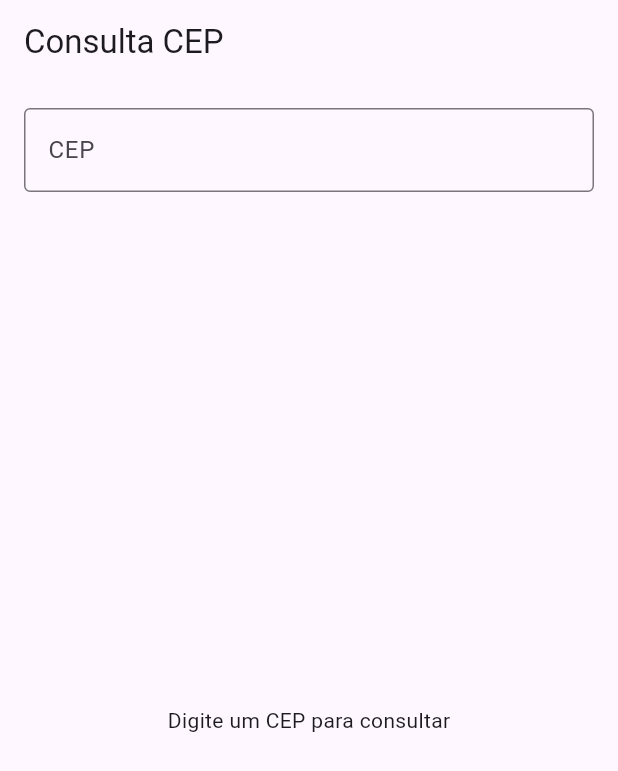
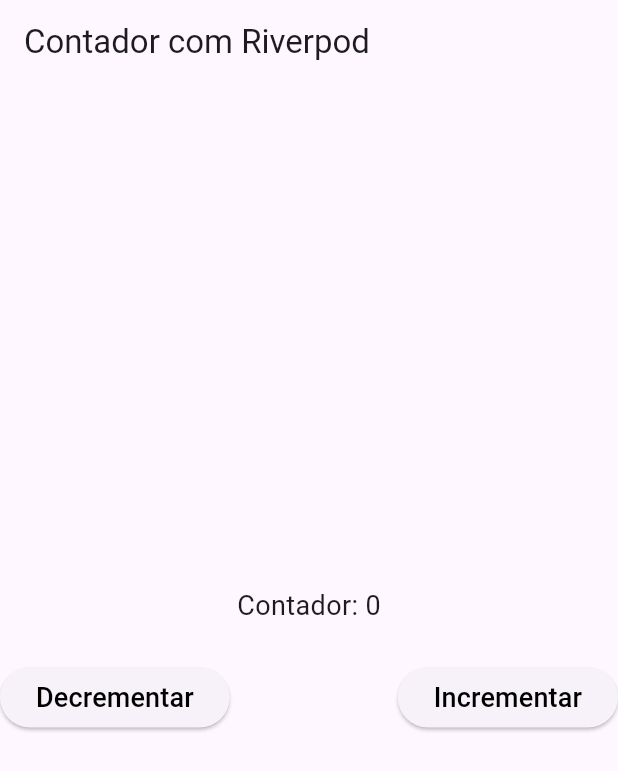
Before and after one commit to Murilo-Furlaneto/riverpod_example, a Flutter app: the screen it shows after launch, on a phone screen of 412 x 824 dp. Shown: the top 771 px of the screen. Run offline on Flutter 3.47's test engine with Material 3 defaults, Android fonts, the phone set to English and light mode, and no system bars; our stand-ins replace flutter_riverpod, riverpod_annotation; generated files the repository leaves out were written again.

Commit message:
adicionado tela de contador

```diff
--- a/lib/main.dart
+++ b/lib/main.dart
@@ -1,5 +1,6 @@
 import 'package:flutter/material.dart';
 import 'package:flutter_riverpod/flutter_riverpod.dart';
+import 'package:riverpod_example/screen/counter_page.dart';
 import 'package:riverpod_example/screen/photo_screen.dart';
 import 'package:riverpod_example/screen/post_screen.dart';
 import 'package:riverpod_example/screen/shop_screen.dart';
@@ -21,7 +22,7 @@ class MyApp extends StatelessWidget {
         primarySwatch: Colors.indigo,
         useMaterial3: true,
       ),
-      home: const ViacepScreen(),
+      home: const CounterPage(),
     );
   }
 }
--- /dev/null
+++ b/lib/screen/counter_page.dart
@@ -0,0 +1,48 @@
+import 'package:flutter/material.dart';
+import 'package:flutter_riverpod/flutter_riverpod.dart';
+import 'package:riverpod_example/provider/counter_provider.dart';
+
+class CounterPage extends ConsumerWidget {
+  const CounterPage({super.key});
+
+  @override
+  Widget build(BuildContext context, WidgetRef ref) {
+    final counter = ref.watch(counterProvider);
+
+    ref.listen<int>(counterProvider, (previous, next) {
+      if (next == 10) {
+        ScaffoldMessenger.of(context).showSnackBar(
+          const SnackBar(content: Text('O contador chegou a 10!')),
+        );
+      }
+    });
+
+    return Scaffold(
+      appBar: AppBar(title: const Text('Contador com Riverpod')),
+      body: Column(
+        mainAxisAlignment: MainAxisAlignment.center,
+        children: [
+          Text('Contador: $counter',style: TextStyle(fontSize: 18),),
+          const SizedBox(height: 24),
+          Row(
+            mainAxisAlignment: MainAxisAlignment.spaceBetween,
+            children: [
+              ElevatedButton(
+                onPressed: () {
+                  ref.read(counterProvider.notifier).decrement();
+                },
+                child: const Text('Decrementar',style: TextStyle(fontSize: 18, color: Colors.black),),
+              ),
+              ElevatedButton(
+                onPressed: () {
+                  ref.read(counterProvider.notifier).increment();
+                },
+                child: const Text('Incrementar',style: TextStyle(fontSize: 18, color: Colors.black),),
+              ),
+            ],
+          ),
+        ],
+      ),
+    );
+  }
+}
```
Also changed, not shown: lib/provider/counter_provider.dart (added, +21 -0 lines), lib/provider/counter_provider.g.dart (added), lib/provider/providers.g.dart.
